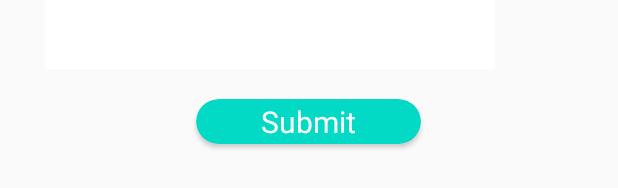
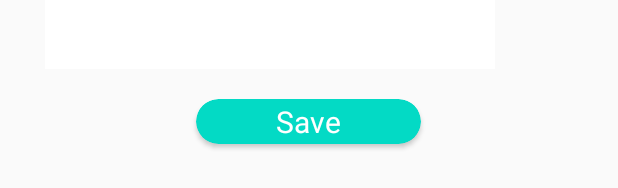
Before and after one commit to Lolo-dot/homies-housing-app, an Android app: the layout edit_profile_layout.xml on its own in the app's theme, with its tools: preview values and no code run, on a phone screen of 412 x 824 dp. Shown: the part 895-1083 px from the top of the screen. Run offline under Robolectric (Android 15) with nearby library versions, the phone set to English and light mode, and no system bars.

Commit message:
changes to login_page, edit_profile_page, and profile_page

```diff
--- a/homies/src/main/res/layout/edit_profile_layout.xml
+++ b/homies/src/main/res/layout/edit_profile_layout.xml
@@ -13,7 +13,8 @@
         android:layout_marginTop="59dp"
         tools:srcCompat="@tools:sample/avatars"
         android:layout_alignParentTop="true"
-        android:layout_centerHorizontal="true"/>
+        android:layout_centerHorizontal="true"
+        android:contentDescription="@string/todo" />
 
     <EditText
         android:id="@+id/UserName"
@@ -21,9 +22,9 @@
         android:layout_height="wrap_content"
         android:layout_below="@id/profilePic"
         android:layout_marginTop="30dp"
-        android:layout_marginLeft="30dp"
+        android:layout_marginStart="30dp"
         android:textSize="20sp"
-        android:hint="Name" />
+        android:hint="@string/name_hint" />
 
     <EditText
         android:id="@+id/Age"
@@ -31,9 +32,9 @@
         android:layout_height="wrap_content"
         android:layout_below="@id/UserName"
         android:layout_marginTop="15dp"
-        android:layout_marginLeft="30dp"
+        android:layout_marginStart="30dp"
         android:textSize="20sp"
-        android:hint="Age" />
+        android:hint="@string/age_hint" />
 
     <EditText
         android:id="@+id/Phone"
@@ -41,9 +42,9 @@
         android:layout_height="wrap_content"
         android:layout_below="@id/Age"
         android:layout_marginTop="15dp"
-        android:layout_marginLeft="30dp"
+        android:layout_marginStart="30dp"
         android:textSize="20sp"
-        android:hint="Phone" />
+        android:hint="@string/phone_hint" />
 
     <EditText
         android:id="@+id/Roommates"
@@ -51,19 +52,19 @@
         android:layout_height="wrap_content"
         android:layout_below="@id/Phone"
         android:layout_marginTop="15dp"
-        android:layout_marginLeft="30dp"
+        android:layout_marginStart="30dp"
         android:textSize="20sp"
-        android:hint="Roommates Number" />
+        android:hint="@string/roommates_number_hint" />
 
     <EditText
         android:id="@+id/Description"
         android:layout_width="300dp"
         android:layout_height="150dp"
         android:layout_below="@id/Roommates"
-        android:layout_marginLeft="30dp"
+        android:layout_marginStart="30dp"
         android:layout_marginTop="15dp"
         android:background="@android:color/background_light"
-        android:hint="Description"
+        android:hint="@string/description_hint"
         android:textSize="20sp" />
 
     <androidx.cardview.widget.CardView
@@ -86,7 +87,7 @@
                 android:id="@+id/textView"
                 android:layout_width="wrap_content"
                 android:layout_height="wrap_content"
-                android:text="Submit"
+                android:text="@string/submit"
                 android:textColor="#fff"
                 android:textSize="20sp"
                 android:layout_centerInParent="true"
--- a/homies/src/main/res/layout/login_layout.xml
+++ b/homies/src/main/res/layout/login_layout.xml
@@ -63,6 +63,7 @@
                 android:textColor="#fff"
                 android:textSize="30sp"
                 android:layout_centerInParent="true"
+                android:onClick="Go_To_Profile"
                 />
         </RelativeLayout>
     </androidx.cardview.widget.CardView>
--- a/homies/src/main/res/values/strings.xml
+++ b/homies/src/main/res/values/strings.xml
@@ -8,4 +8,17 @@
     <string name="already_signed_up">Already Signed-up?</string>
     <string name="login">Login</string>
     <string name="register_here">Register Here</string>
+    <string name="edit_profile">Edit Profile</string>
+    <string name="name">Name: John Doe</string>
+    <string name="age">Age: 20</string>
+    <string name="phone">Phone: (647) 999 999</string>
+    <string name="roommates">Roommates: 0</string>
+    <string name="description">Description</string>
+    <string name="todo">TODO</string>
+    <string name="name_hint">Name</string>
+    <string name="age_hint">Age</string>
+    <string name="phone_hint">Phone</string>
+    <string name="roommates_number_hint">Roommates Number</string>
+    <string name="description_hint">Description</string>
+    <string name="submit">Save</string>
 </resources>
```
Also changed, not shown: homies/src/main/java/humber/college/homies/edit_profile_page.java (+22 -0 lines), homies/src/main/java/humber/college/homies/login_page.java (+31 -0 lines), homies/src/main/java/humber/college/homies/profile_page.java (+21 -1 lines), homies/src/main/res/layout/profile_layout.xml (+8 -7 lines), 1 other file.
